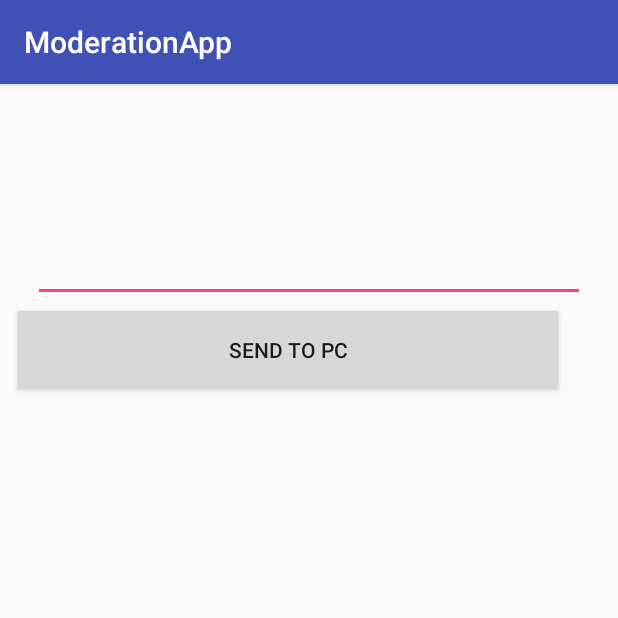
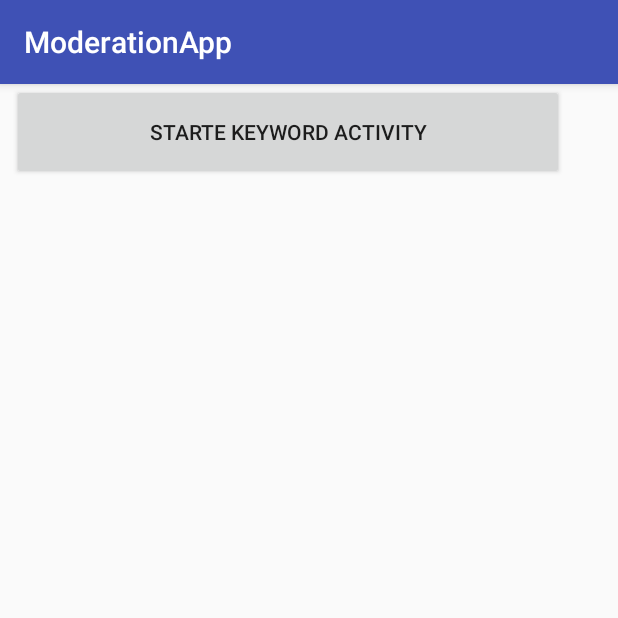
Before and after one commit to AIIucard/ModerationApp, an Android app: the screen it shows after launch (MainActivity), on a phone screen of 412 x 824 dp, the top half of it. Run offline under Robolectric (Android 15) with nearby library versions, the phone set to English and light mode, and no system bars.

Commit message:
added new Main Activity; "added" new Add Keyword Activity

```diff
--- a/app/src/main/AndroidManifest.xml
+++ b/app/src/main/AndroidManifest.xml
@@ -2,7 +2,7 @@
 <manifest xmlns:android="http://schemas.android.com/apk/res/android"
     package="research.dresden.htw.moderationapp">
 
-    <uses-permission android:name="android.permission.INTERNET"/>
+    <uses-permission android:name="android.permission.INTERNET" />
 
     <application
         android:allowBackup="true"
@@ -18,6 +18,7 @@
                 <category android:name="android.intent.category.LAUNCHER" />
             </intent-filter>
         </activity>
+        <activity android:name=".AddKeywordActivity"></activity>
     </application>
 
 </manifest>
--- a/app/src/main/java/research/dresden/htw/moderationapp/MainActivity.java
+++ b/app/src/main/java/research/dresden/htw/moderationapp/MainActivity.java
@@ -1,62 +1,27 @@
 package research.dresden.htw.moderationapp;
 
-import android.os.AsyncTask;
+import android.content.Intent;
 import android.os.Bundle;
 import android.support.v7.app.AppCompatActivity;
 import android.view.View;
-import android.widget.EditText;
-import android.widget.Toast;
-
-import java.io.IOException;
-import java.io.PrintWriter;
-import java.net.Socket;
 
 public class MainActivity extends AppCompatActivity {
-
-    EditText e1;
-    private static Socket s;
-    private static PrintWriter printWriter;
-    String message = "";
-    private static String ip = "141.56.235.59"; //Achtung eigene IP-Adresse verwenden
 
     @Override
     protected void onCreate(Bundle savedInstanceState) {
         super.onCreate(savedInstanceState);
         setContentView(R.layout.activity_main);
 
-        e1 = (EditText)findViewById(R.id.editText);
+        findViewById(R.id.button_start_add_keyword_activity).setOnClickListener(new View.OnClickListener() {
+            @Override
+            public void onClick(View v) {
+                button_start_add_keyword_activity();
+            }
+        });
     }
 
-    public void send_text(View v) {
-        message = e1.getText().toString();
-
-        myTask mt = new myTask();
-        mt.execute();
-
-        Toast.makeText(getApplicationContext(), "Data send", Toast.LENGTH_LONG).show();
-    }
-
-    class myTask extends AsyncTask<Void, Void, Void> {
-
-        @Override
-        protected Void doInBackground(Void... voids) {
-            try {
-                s = new Socket(ip, 5000);       // connect to the socket at port 50000
-                printWriter = new PrintWriter(s.getOutputStream()); // set the output stream
-                printWriter.write(message);         // send the message through the socket
-                printWriter.flush();
-                printWriter.close();
-                s.close();
-
-
-
-
-            }catch (IOException e) {
-                e.printStackTrace();
-            }
-
-            return null;
-        }
+    private void button_start_add_keyword_activity() {
+        startActivity(new Intent(getBaseContext(), AddKeywordActivity.class));
     }
 
     @Override
--- a/app/src/main/res/layout/activity_main.xml
+++ b/app/src/main/res/layout/activity_main.xml
@@ -6,33 +6,16 @@
     android:layout_height="match_parent"
     tools:context=".MainActivity">
 
-    <EditText
-        android:id="@+id/editText"
-        android:layout_width="368dp"
-        android:layout_height="wrap_content"
-        android:layout_marginBottom="8dp"
-        android:layout_marginEnd="8dp"
-        android:layout_marginStart="8dp"
-        android:layout_marginTop="100dp"
-        android:ems="10"
-        android:inputType="textPersonName"
-        app:layout_constraintBottom_toTopOf="@+id/button"
-        app:layout_constraintEnd_toEndOf="parent"
-        app:layout_constraintStart_toStartOf="parent"
-        app:layout_constraintTop_toTopOf="parent" />
-
     <Button
-        android:id="@+id/button"
+        android:id="@+id/button_start_add_keyword_activity"
         android:layout_width="368dp"
         android:layout_height="64dp"
         android:layout_marginEnd="8dp"
         android:layout_marginStart="8dp"
-        android:onClick="send_text"
-        android:text="@string/send_to_pc"
+        android:text="@string/start_add_keyword_activity"
         app:layout_constraintEnd_toEndOf="parent"
         app:layout_constraintHorizontal_bias="0.0"
-        app:layout_constraintStart_toStartOf="parent"
-        app:layout_constraintTop_toBottomOf="@+id/editText" />
+        app:layout_constraintStart_toStartOf="parent" />
 
 
 </android.support.constraint.ConstraintLayout>
--- a/app/src/main/res/values/strings.xml
+++ b/app/src/main/res/values/strings.xml
@@ -1,4 +1,5 @@
 <resources>
     <string name="app_name">ModerationApp</string>
     <string name="send_to_pc">Send to PC</string>
+    <string name="start_add_keyword_activity">Starte Keyword Activity</string>
 </resources>
```
Also changed, not shown: app/src/main/java/research/dresden/htw/moderationapp/AddKeywordActivity.java (added, +75 -0 lines), app/src/main/res/layout/activity_add_keyword.xml (added, +37 -0 lines).
